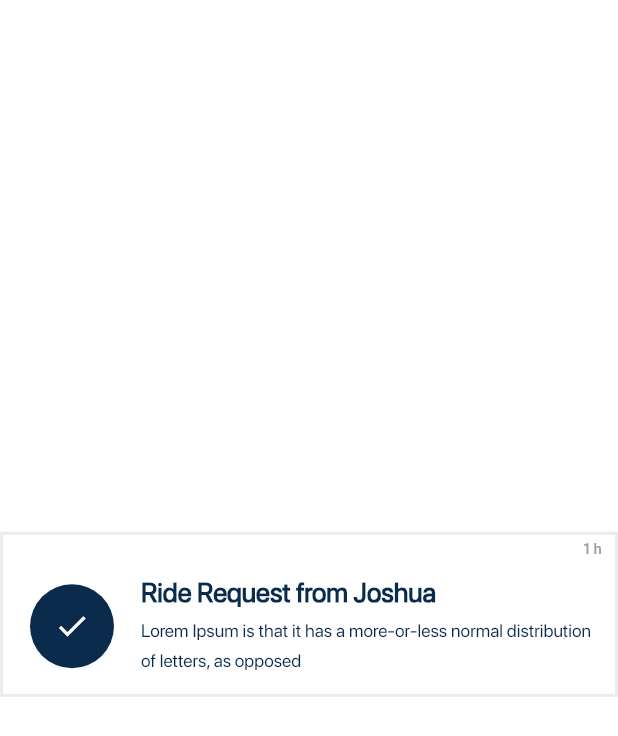
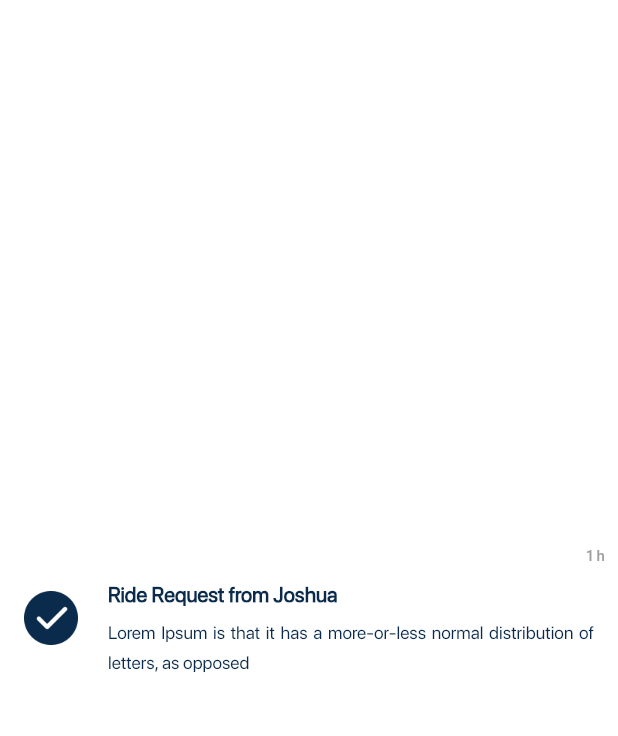
Before and after one commit to Rayarmohan/Taxi-Passinger-App, a Flutter app: the NotificationContainer widget shown alone on an empty page, opened directly, on a phone screen of 412 x 824 dp. Shown: the top 736 px of the screen. Run offline on Flutter 3.47's test engine with Material 3 defaults, Android fonts, the phone set to English and light mode, and no system bars; our stand-ins replace dotted_border, dotted_line, flutter_rating_bar, flutter_screenutil, flutter_svg, get.

Commit message:
notification

```diff
--- a/lib/features/notification/notification_container.dart
+++ b/lib/features/notification/notification_container.dart
@@ -1,8 +1,10 @@
 import 'package:flutter/material.dart';
 import 'package:taxi_passenger_app/utils/color/app_colors.dart';
+import 'package:taxi_passenger_app/widgets/custom_images.dart';
 
 class NotificationContainer extends StatelessWidget {
-  const NotificationContainer({super.key});
+  final bool showBorder;
+  const NotificationContainer({super.key,this.showBorder = false,});
 
   @override
   Widget build(BuildContext context) {
@@ -10,13 +12,13 @@ class NotificationContainer extends StatelessWidget {
       mainAxisAlignment: MainAxisAlignment.center,
       children: [
         Container(
-          height: 110,
+          height: 97,
           width: MediaQuery.sizeOf(context).width,
           decoration: BoxDecoration(
-            border: Border.all(
+            border: showBorder ? Border.all(
               color: Colors.grey.withOpacity(0.2), // Border color
               width: 2, // Border width
-            ), // Optional: Use this to round the corners if needed
+            ) : null // Optional: Use this to round the corners if needed
           ),
           child: Column(
             children: [
@@ -34,22 +36,29 @@ class NotificationContainer extends StatelessWidget {
                 ),
               ),
               ListTile(
-                leading: const CircleAvatar(
-                  backgroundColor: AppColors.primeryColor,
-                  radius: 30,
-                  child: Icon(Icons.done,color: Colors.white),
+                leading: const CustomPngImage(
+                    imageName: "assets/images/check_icon.png",
+                    height: 36,
+                    width: 36,
+                    boxFit: BoxFit.contain,
+                  ),
+                title: Column(
+                  crossAxisAlignment: CrossAxisAlignment.start,
+                  children: [
+                    Text("Ride Request from Joshua",
+                        style: Theme.of(context)
+                            .textTheme
+                            .titleLarge!
+                            .copyWith(height: 1.7, color: AppColors.primeryColor,fontSize: 14)),
+                            SizedBox(height: 4,)
+                  ],
                 ),
-                title: Text("Ride Request from Joshua",
-                    style: Theme.of(context)
-                        .textTheme
-                        .titleLarge!
-                        .copyWith(height: 1.7, color: AppColors.primeryColor)),
                 subtitle:  Text(
                   textAlign: TextAlign.justify,
                     "Lorem Ipsum is that it has a more-or-less normal distribution of letters, as opposed",
                   style: Theme.of(context)
                       .textTheme
-                      .bodySmall!
+                      .bodyMedium!
                       .copyWith(
                     fontSize: 12,
                       fontWeight: FontWeight.w400,
```
Also changed, not shown: lib/features/notification/notification_screen.dart (+11 -7 lines), assets/images/check_icon.png (added).
